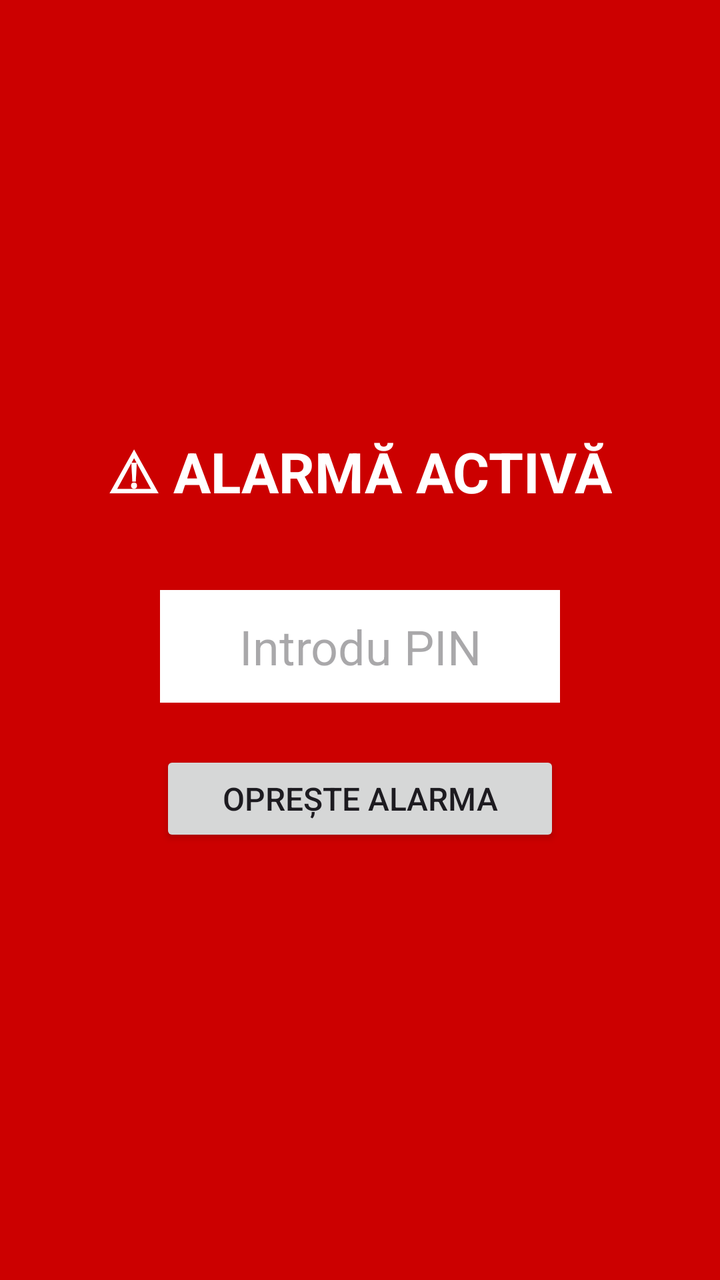
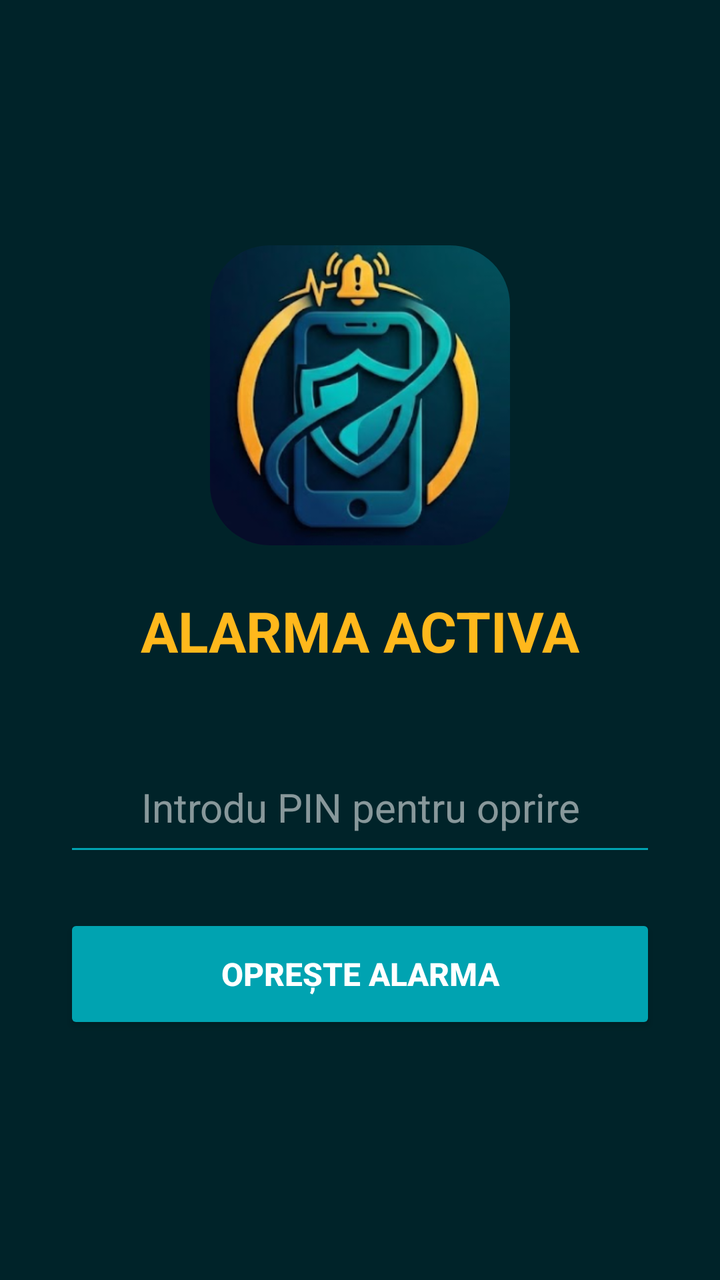

Screens rendered from an Android XML layout before and after an edit, with the pre-edit source and the edit as a unified diff.
<!-- AndroidManifest.xml: application theme Theme.PhoneWatch -->
<!-- res/layout/activity_alarm.xml -->
<?xml version="1.0" encoding="utf-8"?>
<LinearLayout xmlns:android="http://schemas.android.com/apk/res/android"
    android:layout_width="match_parent"
    android:layout_height="match_parent"
    android:orientation="vertical"
    android:gravity="center"
    android:padding="32dp"
    android:background="#CC0000">

    <TextView
        android:layout_width="wrap_content"
        android:layout_height="wrap_content"
        android:text="⚠ ALARMĂ ACTIVĂ"
        android:textColor="#FFFFFF"
        android:textSize="28sp"
        android:textStyle="bold"
        android:layout_marginBottom="40dp"/>

    <EditText
        android:id="@+id/pin_input"
        android:layout_width="200dp"
        android:layout_height="wrap_content"
        android:hint="Introdu PIN"
        android:inputType="numberPassword"
        android:gravity="center"
        android:textSize="24sp"
        android:background="#FFFFFF"
        android:padding="12dp"
        android:layout_marginBottom="24dp"/>

    <Button
        android:id="@+id/btn_stop"
        android:layout_width="200dp"
        android:layout_height="wrap_content"
        android:text="OPREȘTE ALARMA"
        android:textSize="16sp"/>

</LinearLayout>
<!-- resources referenced by this layout -->
<resources>
  <style name="Theme.PhoneWatch" parent="Base.Theme.PhoneWatch" />
  <style name="Base.Theme.PhoneWatch" parent="Theme.Material3.DayNight.NoActionBar">
          
          
      </style>
</resources>

<!-- the commit's change to res/layout/activity_alarm.xml (unified diff, before → after) -->
@@ -1,38 +1,54 @@
 <?xml version="1.0" encoding="utf-8"?>
 <LinearLayout xmlns:android="http://schemas.android.com/apk/res/android"
+    xmlns:app="http://schemas.android.com/apk/res-auto"
     android:layout_width="match_parent"
     android:layout_height="match_parent"
     android:orientation="vertical"
     android:gravity="center"
     android:padding="32dp"
-    android:background="#CC0000">
+    android:background="@color/logo_dark_teal">
+
+    <com.google.android.material.imageview.ShapeableImageView
+        android:id="@+id/iv_alarm_logo"
+        android:layout_width="150dp"
+        android:layout_height="150dp"
+        android:src="@drawable/logo"
+        android:layout_marginBottom="24dp"
+        android:scaleType="centerCrop"
+        app:shapeAppearanceOverlay="@style/RoundedCorners"
+        />
 
     <TextView
         android:layout_width="wrap_content"
         android:layout_height="wrap_content"
-        android:text="⚠ ALARMĂ ACTIVĂ"
-        android:textColor="#FFFFFF"
+        android:text="ALARMA ACTIVA"
+        android:textColor="@color/logo_gold"
         android:textSize="28sp"
         android:textStyle="bold"
         android:layout_marginBottom="40dp"/>
 
     <EditText
         android:id="@+id/pin_input"
-        android:layout_width="200dp"
+        android:layout_width="match_parent"
         android:layout_height="wrap_content"
-        android:hint="Introdu PIN"
+        android:hint="Introdu PIN pentru oprire"
         android:inputType="numberPassword"
         android:gravity="center"
-        android:textSize="24sp"
-        android:background="#FFFFFF"
-        android:padding="12dp"
+        android:textSize="20sp"
+        android:textColor="@color/white"
+        android:textColorHint="#88FFFFFF"
+        android:backgroundTint="@color/logo_teal"
+        android:padding="16dp"
         android:layout_marginBottom="24dp"/>
 
     <Button
         android:id="@+id/btn_stop"
-        android:layout_width="200dp"
-        android:layout_height="wrap_content"
+        android:layout_width="match_parent"
+        android:layout_height="60dp"
         android:text="OPREȘTE ALARMA"
-        android:textSize="16sp"/>
+        android:backgroundTint="@color/logo_teal"
+        android:textColor="@color/white"
+        android:textSize="16sp"
+        android:textStyle="bold"/>
 
 </LinearLayout>
<!-- resource entries referenced after the edit -->
@@ -1,9 +1,23 @@
 <!-- resources referenced by this layout -->
 <resources>
+  <color name="logo_dark_teal">#002329</color>
+  <color name="logo_gold">#FFB81C</color>
+  <color name="logo_teal">#00A3B1</color>
+  <color name="white">#FFFFFFFF</color>
+  <!-- drawable logo: png bitmap (drawable, 103058 bytes) -->
+  <style name="RoundedCorners">
+          <item name="cornerSize">30dp</item>
+      </style>
   <style name="Theme.PhoneWatch" parent="Base.Theme.PhoneWatch" />
   <style name="Base.Theme.PhoneWatch" parent="Theme.Material3.DayNight.NoActionBar">
           
+          <item name="colorPrimary">@color/logo_teal</item>
+          <item name="colorPrimaryDark">@color/logo_dark_teal</item>
+          <item name="colorAccent">@color/logo_gold</item>
+  
           
+          <item name="android:windowBackground">@color/logo_dark_teal</item>
+          <item name="android:textColorPrimary">@color/white</item>
       </style>
 </resources>
 
